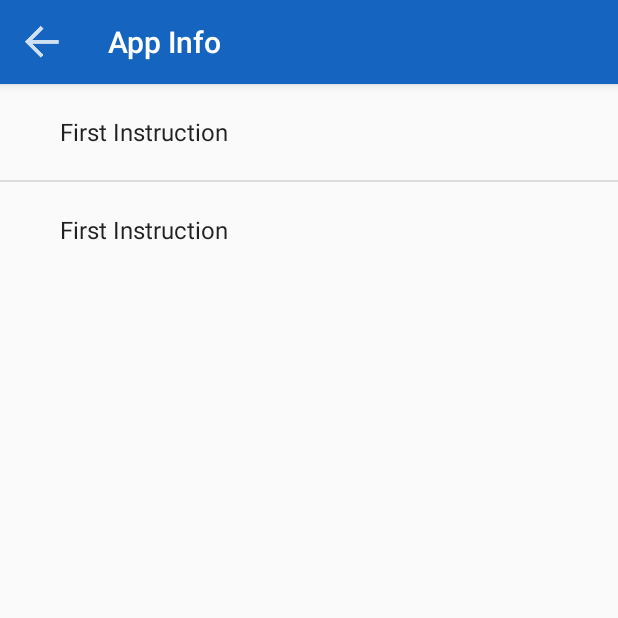
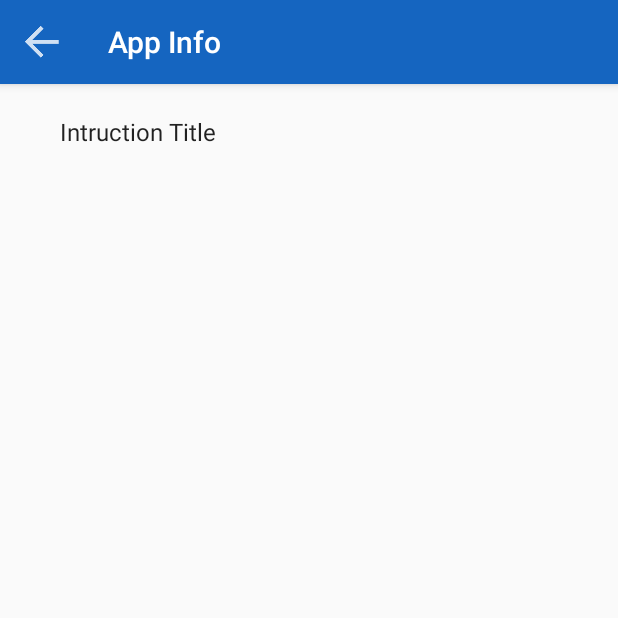
Before and after one commit to jloures/TeamChooser, an Android app: the AppInfoListActivity screen opened directly, with no data from a screen before it, on a phone screen of 412 x 824 dp, the top half of it. Run offline under Robolectric (Android 15) with nearby library versions, the phone set to English and light mode, and no system bars.

Commit message:
Added activity for holding each instruction (a.k.a how to do a certain thing in the app)
Added logic so that AppInfoListActivity now looks like an FAQ activity

```diff
--- a/app/src/main/AndroidManifest.xml
+++ b/app/src/main/AndroidManifest.xml
@@ -17,9 +17,14 @@
             </intent-filter>
         </activity>
         <activity
-            android:name=".AppInfo"
-            android:label="@string/app_info"
-            android:parentActivityName=".MainActivity" />
+            android:name=".AppInfoListActivity"
+            android:label="@string/app_info_list"
+            android:parentActivityName=".MainActivity">
+        </activity>
+        <activity android:name=".InstructionActivity"
+            android:parentActivityName=".AppInfoListActivity">
+
+        </activity>
     </application>
 
 </manifest>
--- a/app/src/main/java/com/example/capstone/teamchooser/AppInfo.java
+++ b/app/src/main/java/com/example/capstone/teamchooser/AppInfoListActivity.java
@@ -15,12 +15,12 @@ import com.example.capstone.teamchooser.helperfunctions.Instruction;
 
 import java.util.ArrayList;
 
-public class AppInfo extends AppCompatActivity {
+public class AppInfoListActivity extends AppCompatActivity {
 
     //This is our toolbar, which has the title 'App Info' and a back button that is white
     private Toolbar m_toolbar;
     //This is an array with the default list of instructions of the app
-    private ArrayList<Instruction> m_listOfInstructions;
+    private ArrayList<Instruction> m_listOfInstructions = null;
     //The array adapter to hold all of our items
     private ArrayAdapter<Instruction> m_adapter;
     //Since we dont inherit from ListActivity, we need a reference to our default List view
@@ -29,30 +29,44 @@ public class AppInfo extends AppCompatActivity {
     @Override
     protected void onCreate(Bundle savedInstanceState) {
 
+        super.onCreate(savedInstanceState);
         //Defining what xml file we will display
-        super.onCreate(savedInstanceState);
-        setContentView(R.layout.activity_app_info);
+        setContentView(R.layout.activity_app_info_list);
         //This defines our toolbar as our default toolbar
-        m_toolbar = (Toolbar) findViewById(R.id.app_info_toolbar);
+        m_toolbar = (Toolbar) findViewById(R.id.app_info_list_toolbar);
         setSupportActionBar(m_toolbar);
         //All we are doing here is to set up the back button
         ActionBar ab = getSupportActionBar();
         ab.setDisplayHomeAsUpEnabled(true);
         //Making the back button custom ( in this case changing the color to white )
         ab.setHomeAsUpIndicator(R.drawable.back_button_white);
-        //Populating list with how tos ( a.k.a instructions )
-        m_listOfInstructions = populateInstructionsList();
+        //Populating list with intruction items
+        m_listOfInstructions = GenerateInstructions.getAllInstructions();
+        //we have to create an adapter that will take care of putting our 'objects'
+        //into a view inside listView. Nothing custom here. Just had to override toString() of
+        //Instruction because this is the class that the adapter calls by default to populate the
+        //view with
         m_adapter = new ArrayAdapter<>(
                 this,
                 android.R.layout.simple_expandable_list_item_1,
                 m_listOfInstructions
         );
+        //Grab our ListView from the xml file
         m_listView = (ListView) findViewById(R.id.app_info_list);
+        //Set the adapter that we want to use for our view
         m_listView.setAdapter(m_adapter);
-    }
-
-    private ArrayList<Instruction> populateInstructionsList() {
-        GenerateInstructions.generateSimple("First Instruction", "Welcome");
-        return GenerateInstructions.getAllInstructions();
+        //add a click handler for every item in the list
+        m_listView.setOnItemClickListener( new AdapterView.OnItemClickListener() {
+           @Override
+           public void onItemClick(AdapterView<?> parent, View view, int position, long id) {
+               //position is the index of our object in the list
+                Instruction ins = (Instruction) parent.getItemAtPosition(position);
+               //adding some extra info to be passed to the next activity
+                Intent intent = new Intent( getBaseContext(), InstructionActivity.class );
+                intent.putExtra("description", ins.getDescription());
+                intent.putExtra("title", ins.getTitle());
+                startActivity(intent);
+           }
+       });
     }
 }
--- a/app/src/main/java/com/example/capstone/teamchooser/MainActivity.java
+++ b/app/src/main/java/com/example/capstone/teamchooser/MainActivity.java
@@ -46,7 +46,7 @@ public class MainActivity extends AppCompatActivity {
     }
 
     private void callAppInfoActivity() {
-        Intent intent = new Intent(this, AppInfo.class);
+        Intent intent = new Intent(this, AppInfoListActivity.class);
         startActivity(intent);
     }
 }
--- a/app/src/main/java/com/example/capstone/teamchooser/helperfunctions/GenerateInstructions.java
+++ b/app/src/main/java/com/example/capstone/teamchooser/helperfunctions/GenerateInstructions.java
@@ -8,10 +8,13 @@ import java.io.*;
 //We will be using this class to read the instructions from a file and add it
 //the different sections to the list in AppInfo
 
-public class GenerateInstructions implements Serializable{
+public class GenerateInstructions {
     private static ArrayList<Instruction> m_instructionsList = null;
 
     public static ArrayList<Instruction> getAllInstructions() {
+        if( m_instructionsList == null ) {
+            generateSimple("Intruction Title", "Instruction Description");
+        }
         return m_instructionsList;
     }
 
@@ -21,7 +24,7 @@ public class GenerateInstructions implements Serializable{
 
     //This is a method for adding new instructions directly from a different class and with no
     //need for having a file
-    public static ArrayList<Instruction> generateSimple( String title, String description ) {
+    public static void generateSimple( String title, String description ) {
         if ( m_instructionsList == null ) {
             m_instructionsList = new ArrayList<>();
         }
@@ -31,6 +34,5 @@ public class GenerateInstructions implements Serializable{
         newInstruction.setDescription( description );
 
         m_instructionsList.add( newInstruction );
-        return m_instructionsList;
     }
 }
--- a/app/src/main/java/com/example/capstone/teamchooser/helperfunctions/Instruction.java
+++ b/app/src/main/java/com/example/capstone/teamchooser/helperfunctions/Instruction.java
@@ -1,7 +1,9 @@
 package com.example.capstone.teamchooser.helperfunctions;
 
+import java.io.Serializable;
+
 //Simple class just for holding name and instruction description
-public class Instruction {
+public class Instruction implements Serializable{
     private String m_instructionTitle = null;
     private String m_instructionDescription = null;
 
--- a/app/src/main/res/layout/activity_app_info.xml
+++ b/app/src/main/res/layout/activity_app_info_list.xml
@@ -4,17 +4,17 @@
     xmlns:tools="http://schemas.android.com/tools"
     android:layout_width="match_parent"
     android:layout_height="match_parent"
-    tools:context="com.example.capstone.teamchooser.AppInfo">
+    tools:context="com.example.capstone.teamchooser.AppInfoListActivity">
 
     <android.support.v7.widget.Toolbar
         style="@style/ActionBarBaseTheme"
-        android:id="@+id/app_info_toolbar"
-        app:title="@string/app_info"
+        android:id="@+id/app_info_list_toolbar"
+        app:title="@string/app_info_list"
         app:titleTextColor="@android:color/white" />
-    <ListView
+   <ListView
         android:id="@+id/app_info_list"
         android:drawSelectorOnTop="true"
         android:layout_width="match_parent"
         android:layout_height="wrap_content"
-        android:layout_below="@+id/app_info_toolbar" />
+        android:layout_below="@+id/app_info_list_toolbar" />
 </RelativeLayout>
--- a/app/src/main/res/values/strings.xml
+++ b/app/src/main/res/values/strings.xml
@@ -3,5 +3,5 @@
     <string name="game_list">Game List</string>
     <string name="create_game">Create Game</string>
     <string name="get_info_app">Get Info</string>
-    <string name="app_info">App Info</string>
+    <string name="app_info_list">App Info</string>
 </resources>
```
Also changed, not shown: app/src/main/java/com/example/capstone/teamchooser/InstructionActivity.java (added, +37 -0 lines), app/src/main/res/layout/activity_instruction.xml (added, +18 -0 lines).
